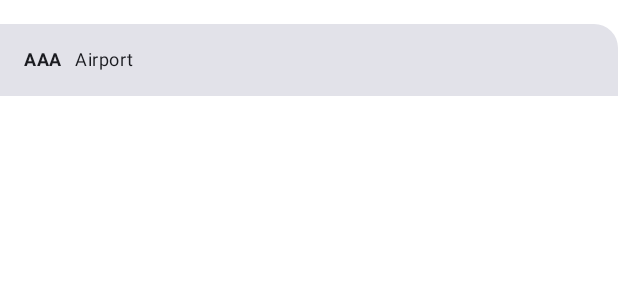
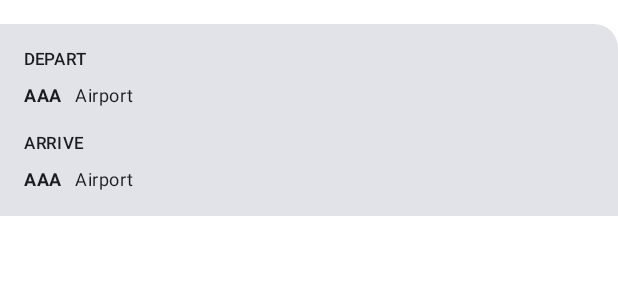
Before and after one commit to ViktoriaGavrosh/Android_Flight_Search, an Android app built with Jetpack Compose: the @Preview function RouteCardPreview, on a phone screen of 412 x 824 dp. Shown: the top 300 px of the screen. Run offline under Robolectric (Android 15) with nearby library versions, the phone set to English and light mode, and no system bars; our stand-ins replace Room's generated code.

Commit message:
fix RouteCard (two airports)

```diff
--- a/app/src/main/java/com/viktoriagavrosh/flightsearch/ui/RouteCard.kt
+++ b/app/src/main/java/com/viktoriagavrosh/flightsearch/ui/RouteCard.kt
@@ -1,12 +1,15 @@
 package com.viktoriagavrosh.flightsearch.ui
 
+import androidx.compose.foundation.layout.Column
 import androidx.compose.foundation.layout.fillMaxWidth
 import androidx.compose.foundation.layout.padding
 import androidx.compose.material3.Card
 import androidx.compose.material3.MaterialTheme
+import androidx.compose.material3.Text
 import androidx.compose.runtime.Composable
 import androidx.compose.ui.Modifier
 import androidx.compose.ui.res.dimensionResource
+import androidx.compose.ui.res.stringResource
 import androidx.compose.ui.tooling.preview.Preview
 import com.viktoriagavrosh.flightsearch.R
 import com.viktoriagavrosh.flightsearch.data.Airport
@@ -21,9 +24,40 @@ fun RouteCard(
         modifier = modifier,
         shape = MaterialTheme.shapes.small
     ) {
+        Column(
+            modifier = Modifier.padding(dimensionResource(id = R.dimen.padding_medium))
+        ) {
+            RouteDestination(
+                airport = airport,
+                titleDestination = stringResource(id = R.string.depart)
+            )
+            RouteDestination(
+                airport = airport,
+                titleDestination = stringResource(id = R.string.arrive),
+                modifier = Modifier
+                    .padding(top = dimensionResource(id = R.dimen.padding_medium))
+            )
+        }
+
+    }
+}
+
+@Composable
+private fun RouteDestination(
+    modifier: Modifier = Modifier,
+    airport: Airport,
+    titleDestination: String
+) {
+    Column(
+        modifier = modifier
+    ) {
+        Text(
+            text = titleDestination,
+            style = MaterialTheme.typography.labelSmall
+        )
         AirportRow(
             airport = airport,
-            modifier = Modifier.padding(dimensionResource(id = R.dimen.padding_medium))
+            modifier = Modifier.padding(top = dimensionResource(id = R.dimen.padding_small))
         )
     }
 }
--- a/app/src/main/java/com/viktoriagavrosh/flightsearch/ui/RoutesColumn.kt
+++ b/app/src/main/java/com/viktoriagavrosh/flightsearch/ui/RoutesColumn.kt
@@ -31,7 +31,7 @@ fun RoutesColumn(
             modifier = Modifier
                 .padding(vertical = dimensionResource(id = R.dimen.padding_extra_medium))
         )
-        LazyColumn() {
+        LazyColumn {
             item(
                 content = {
                     RouteCard(
```
